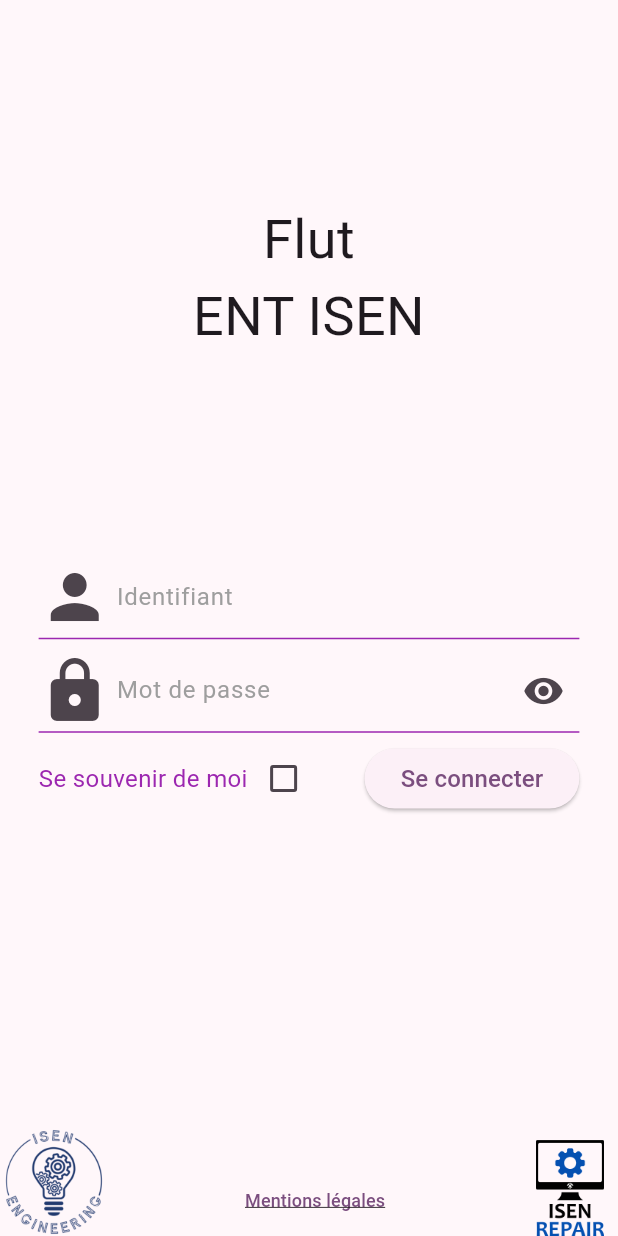
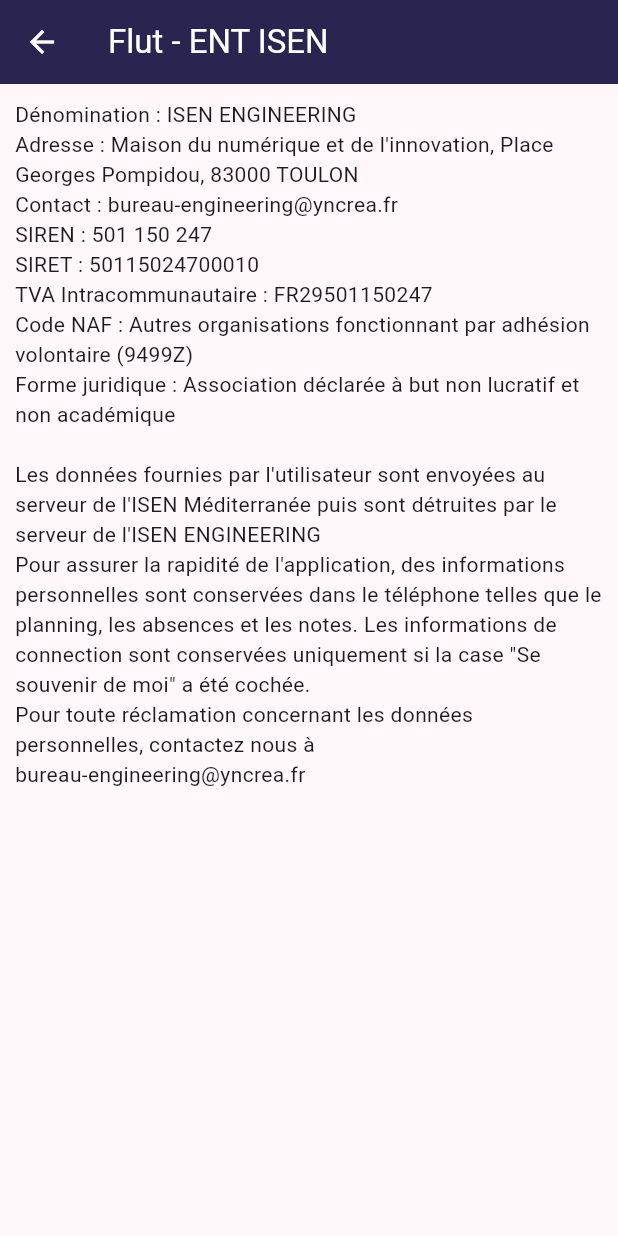
Before and after one commit to JacksonKyoshi/ENT-ISEN-FLUT, a Flutter app: the screen it shows after launch, after a tap on "Mentions légales", on a phone screen of 412 x 824 dp. Run offline on Flutter 3.47's test engine with Material 3 defaults, Android fonts, the phone set to English and light mode, and no system bars; our stand-ins replace flutter_svg; missing offline and left inert: icalendar_parser.

Commit message:
feat: mentions legales screen
closes #14

```diff
--- a/lib/screens/login_screen.dart
+++ b/lib/screens/login_screen.dart
@@ -1,3 +1,4 @@
+import 'package:ent/screens/mentions_legales_screen.dart';
 import 'package:flutter/material.dart';
 import 'package:http/http.dart' as http;
 import 'dart:convert';
@@ -263,9 +264,9 @@ class _LoginPageState extends State<LoginScreen> {
           ),
           TextButton(
             onPressed: () {
-              // TODO: add Mentions légales screen
-              debugPrint("Mentions légales pressed");
-
+              Navigator.push(
+                  context,
+                  MaterialPageRoute(builder: (context) => const MentionsLegalesScreen()));
             },
             child: const Text(
               "Mentions légales",
--- /dev/null
+++ b/lib/screens/mentions_legales_screen.dart
@@ -0,0 +1,39 @@
+import 'package:flutter/material.dart';
+
+class MentionsLegalesScreen extends StatelessWidget {
+  const MentionsLegalesScreen({super.key});
+
+  @override
+  Widget build(BuildContext context) {
+    return Scaffold(
+      appBar: AppBar(
+        title: const Text('Flut - ENT ISEN'),
+        foregroundColor: const Color(0xFFFFFFFF),
+        backgroundColor: const Color(0xFF2A2450)
+      ),
+      body: SingleChildScrollView(
+        child: Container(
+          padding: EdgeInsetsDirectional.fromSTEB(10, 10, 10, 10),
+          child: const Column(
+            crossAxisAlignment: CrossAxisAlignment.start,
+            children: [
+              Text("Dénomination : ISEN ENGINEERING"),
+              Text("Adresse : Maison du numérique et de l'innovation, Place Georges Pompidou, 83000 TOULON"),
+              Text("Contact : bureau-engineering@yncrea.fr"),
+              Text("SIREN : 501 150 247"),
+              Text("SIRET : 50115024700010"),
+              Text("TVA Intracommunautaire : FR29501150247"),
+              Text("Code NAF : Autres organisations fonctionnant par adhésion volontaire (9499Z)"),
+              Text("Forme juridique : Association déclarée à but non lucratif et non académique"),
+              SizedBox(height: 20),
+              Text("Les données fournies par l'utilisateur sont envoyées au serveur de l'ISEN Méditerranée puis sont détruites par le serveur de l'ISEN ENGINEERING"),
+              Text("Pour assurer la rapidité de l'application, des informations personnelles sont conservées dans le téléphone telles que le planning, les absences et les notes. Les informations de connection sont conservées uniquement si la case \"Se souvenir de moi\" a été cochée."),
+              Text("Pour toute réclamation concernant les données personnelles, contactez nous à"),
+              Text("bureau-engineering@yncrea.fr")
+            ],
+        )
+        )
+      )
+    );
+  }
+}
```
